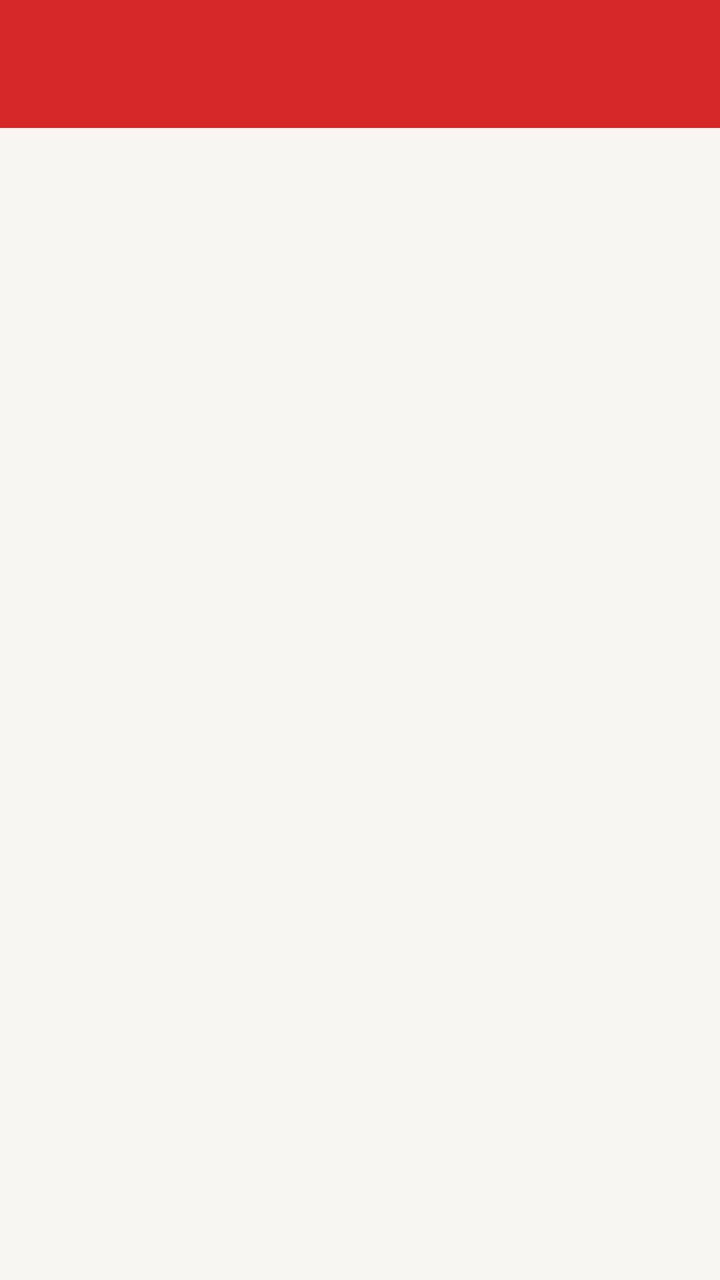
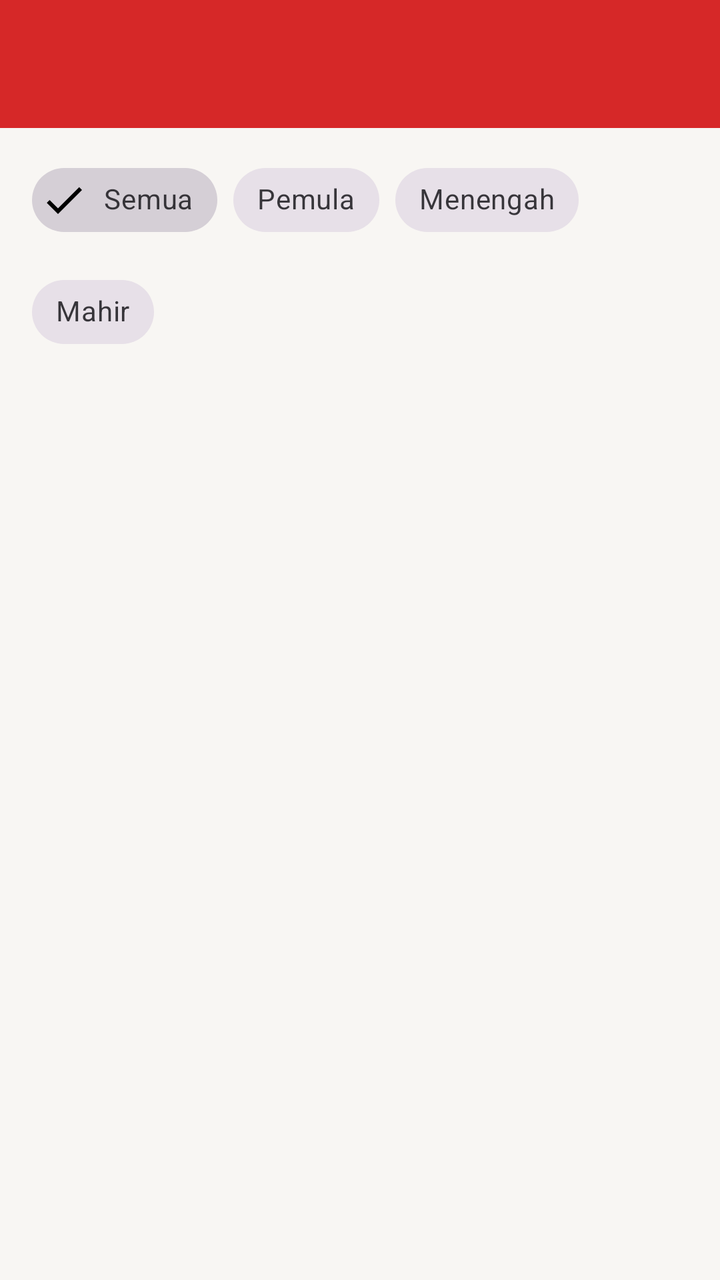

The first picture is an Android layout as it rendered before a commit; the second is the same layout after the commit. The layout source and the unified diff follow.
<!-- AndroidManifest.xml: application theme Theme.Sporta -->
<!-- res/layout/fragment_gerakan.xml -->
<?xml version="1.0" encoding="utf-8"?>
<androidx.coordinatorlayout.widget.CoordinatorLayout
    xmlns:android="http://schemas.android.com/apk/res/android"
    xmlns:app="http://schemas.android.com/apk/res-auto"
    xmlns:tools="http://schemas.android.com/tools"
    android:layout_width="match_parent"
    android:layout_height="match_parent"
    android:background="@color/sporta_background"
    tools:context=".Gerakan.GerakanFragment">

    <com.google.android.material.appbar.AppBarLayout
        android:id="@+id/appBarLayout"
        android:layout_width="match_parent"
        android:layout_height="wrap_content"
        android:theme="@style/ThemeOverlay.AppCompat.Dark.ActionBar">

        <androidx.appcompat.widget.Toolbar
            android:id="@+id/toolbar"
            android:layout_width="match_parent"
            android:layout_height="?attr/actionBarSize"
            android:background="?attr/colorPrimary"
            app:layout_scrollFlags="scroll|enterAlways"
            app:titleTextColor="@android:color/white" />
    </com.google.android.material.appbar.AppBarLayout>

    <ListView
        android:id="@+id/listViewGerakan"
        android:layout_width="match_parent"
        android:layout_height="match_parent"
        app:layout_behavior="@string/appbar_scrolling_view_behavior" />

</androidx.coordinatorlayout.widget.CoordinatorLayout>
<!-- resources referenced by this layout -->
<resources>
  <color name="sporta_background">#F8F6F3</color>
  <style name="Theme.Sporta" parent="Base.Theme.Sporta" />
  <style name="Base.Theme.Sporta" parent="Theme.Material3.Light.NoActionBar">
          <item name="colorPrimary">@color/sporta_red</item>
      </style>
  <color name="sporta_red">#D62828</color>
</resources>

<!-- the commit's change to res/layout/fragment_gerakan.xml (unified diff, before → after) -->
@@ -23,10 +23,57 @@
             app:titleTextColor="@android:color/white" />
     </com.google.android.material.appbar.AppBarLayout>
 
-    <ListView
-        android:id="@+id/listViewGerakan"
+    <LinearLayout
         android:layout_width="match_parent"
         android:layout_height="match_parent"
-        app:layout_behavior="@string/appbar_scrolling_view_behavior" />
+        android:orientation="vertical"
+        app:layout_behavior="@string/appbar_scrolling_view_behavior">
+
+        <com.google.android.material.chip.ChipGroup
+            android:id="@+id/chipGroupFilter"
+            android:layout_width="match_parent"
+            android:layout_height="wrap_content"
+            android:paddingStart="16dp"
+            android:paddingTop="12dp"
+            android:paddingEnd="16dp"
+            android:paddingBottom="4dp"
+            app:singleSelection="true">
+
+            <com.google.android.material.chip.Chip
+                android:id="@+id/chipSemua"
+                style="@style/Widget.MaterialComponents.Chip.Filter"
+                android:layout_width="wrap_content"
+                android:layout_height="wrap_content"
+                android:checked="true"
+                android:text="Semua" />
+
+            <com.google.android.material.chip.Chip
+                android:id="@+id/chipPemula"
+                style="@style/Widget.MaterialComponents.Chip.Filter"
+                android:layout_width="wrap_content"
+                android:layout_height="wrap_content"
+                android:text="Pemula" />
+
+            <com.google.android.material.chip.Chip
+                android:id="@+id/chipMenengah"
+                style="@style/Widget.MaterialComponents.Chip.Filter"
+                android:layout_width="wrap_content"
+                android:layout_height="wrap_content"
+                android:text="Menengah" />
+
+            <com.google.android.material.chip.Chip
+                android:id="@+id/chipMahir"
+                style="@style/Widget.MaterialComponents.Chip.Filter"
+                android:layout_width="wrap_content"
+                android:layout_height="wrap_content"
+                android:text="Mahir" />
+        </com.google.android.material.chip.ChipGroup>
+
+        <ListView
+            android:id="@+id/listViewGerakan"
+            android:layout_width="match_parent"
+            android:layout_height="0dp"
+            android:layout_weight="1" />
+    </LinearLayout>
 
 </androidx.coordinatorlayout.widget.CoordinatorLayout>
